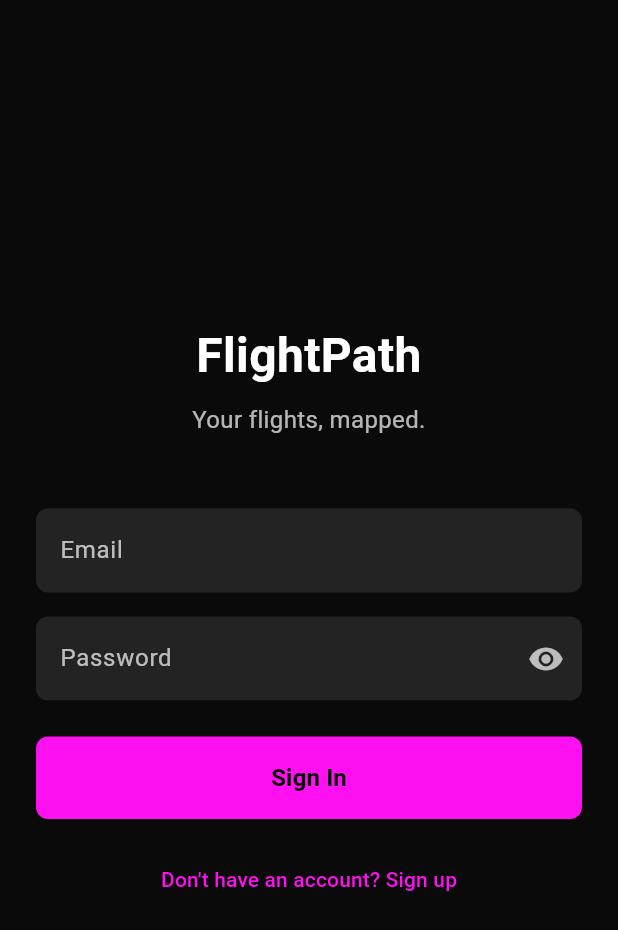
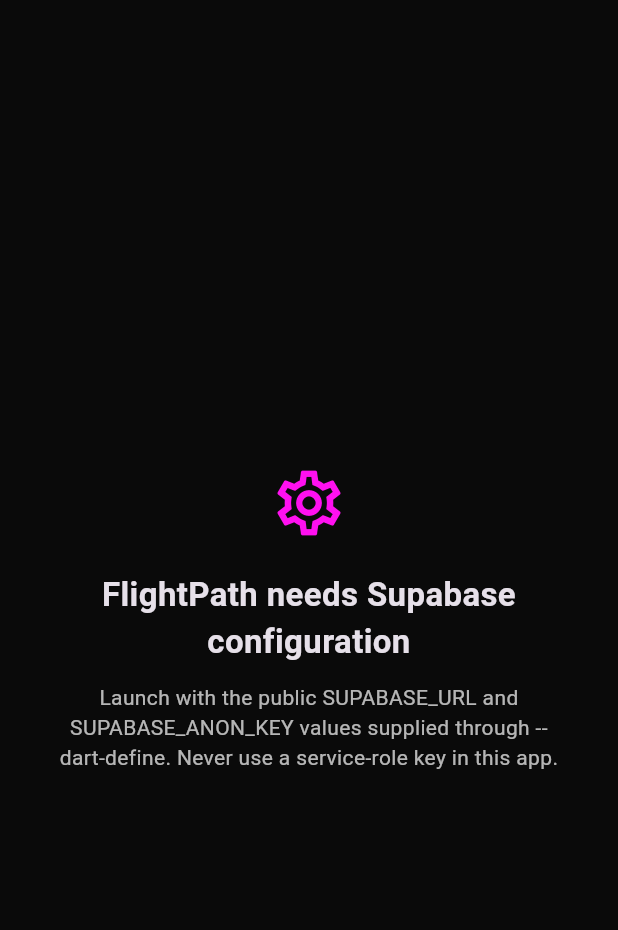
Before and after one commit to kartiknairgit/MyTrips, a Flutter app: the screen it shows after launch, on a phone screen of 412 x 824 dp. Shown: the top 930 px of the screen. Run offline on Flutter 3.47's test engine with Material 3 defaults, Android fonts, the phone set to English and light mode, and no system bars; our stand-ins replace fl_chart, latlong2, supabase_flutter; missing offline and left inert: maplibre_gl; accounts and stored records are empty.

Commit message:
fix(mobile): restore Flutter runners and safe configuration (#10)

```diff
--- a/apps/mobile/lib/main.dart
+++ b/apps/mobile/lib/main.dart
@@ -5,6 +5,7 @@
 import 'providers/flights_provider.dart';
 import 'screens/auth/login_screen.dart';
 import 'screens/map/map_screen.dart';
+import 'screens/configuration_screen.dart';
 
 // Same status → styling rules as apps/web/lib/flightPath.ts:
 //   scheduled  -> faint dotted arc
@@ -18,10 +19,7 @@
   WidgetsFlutterBinding.ensureInitialized();
 
   // Initialize Supabase with environment-provided credentials
-  await SupabaseService.initialize(
-    url: const String.fromEnvironment('SUPABASE_URL'),
-    anonKey: const String.fromEnvironment('SUPABASE_ANON_KEY'),
-  );
+  await SupabaseService.initialize();
 
   runApp(const FlightPathApp());
 }
@@ -31,6 +29,14 @@
 
   @override
   Widget build(BuildContext context) {
+    if (!SupabaseService.isConfigured) {
+      return MaterialApp(
+        title: 'FlightPath',
+        debugShowCheckedModeBanner: false,
+        theme: _theme,
+        home: const ConfigurationScreen(),
+      );
+    }
     return MultiProvider(
       providers: [
         ChangeNotifierProvider(create: (_) => AuthProvider()),
@@ -39,18 +45,20 @@
       child: MaterialApp(
         title: 'FlightPath',
         debugShowCheckedModeBanner: false,
-        theme: ThemeData.dark().copyWith(
-          scaffoldBackgroundColor: const Color(0xFF0a0a0a),
-          colorScheme: ColorScheme.dark(
-            primary: const Color(0xFFFF10F0),
-            secondary: const Color(0xFFFF10F0),
-            surface: const Color(0xFF0a0a0a),
-          ),
-        ),
+        theme: _theme,
         home: const AuthGate(),
       ),
     );
   }
+
+  static final ThemeData _theme = ThemeData.dark().copyWith(
+    scaffoldBackgroundColor: const Color(0xFF0a0a0a),
+    colorScheme: const ColorScheme.dark(
+      primary: Color(0xFFFF10F0),
+      secondary: Color(0xFFFF10F0),
+      surface: Color(0xFF0a0a0a),
+    ),
+  );
 }
 
 /// Routes user to login screen if not authenticated, or home screen if authenticated.
--- a/apps/mobile/lib/screens/auth/login_screen.dart
+++ b/apps/mobile/lib/screens/auth/login_screen.dart
@@ -173,7 +173,8 @@
                   Consumer<AuthProvider>(
                     builder: (context, authProvider, _) {
                       return ElevatedButton(
-                        onPressed: authProvider.isLoading ? null : _handleSignIn,
+                        onPressed:
+                            authProvider.isLoading ? null : _handleSignIn,
                         style: ElevatedButton.styleFrom(
                           backgroundColor: const Color(0xFFFF10F0),
                           foregroundColor: Colors.black,
--- a/apps/mobile/lib/screens/auth/signup_screen.dart
+++ b/apps/mobile/lib/screens/auth/signup_screen.dart
@@ -243,7 +243,8 @@
                   Consumer<AuthProvider>(
                     builder: (context, authProvider, _) {
                       return ElevatedButton(
-                        onPressed: authProvider.isLoading ? null : _handleSignUp,
+                        onPressed:
+                            authProvider.isLoading ? null : _handleSignUp,
                         style: ElevatedButton.styleFrom(
                           backgroundColor: const Color(0xFFFF10F0),
                           foregroundColor: Colors.black,
--- /dev/null
+++ b/apps/mobile/lib/screens/configuration_screen.dart
@@ -0,0 +1,38 @@
+import 'package:flutter/material.dart';
+
+class ConfigurationScreen extends StatelessWidget {
+  const ConfigurationScreen({super.key});
+
+  @override
+  Widget build(BuildContext context) {
+    return const Scaffold(
+      body: SafeArea(
+        child: Center(
+          child: Padding(
+            padding: EdgeInsets.all(32),
+            child: Column(
+              mainAxisSize: MainAxisSize.min,
+              children: [
+                Icon(Icons.settings_outlined,
+                    color: Color(0xFFFF10F0), size: 52),
+                SizedBox(height: 20),
+                Text('FlightPath needs Supabase configuration',
+                    textAlign: TextAlign.center,
+                    style:
+                        TextStyle(fontSize: 22, fontWeight: FontWeight.bold)),
+                SizedBox(height: 12),
+                Text(
+                  'Launch with the public SUPABASE_URL and '
+                  'SUPABASE_ANON_KEY values supplied through --dart-define. '
+                  'Never use a service-role key in this app.',
+                  textAlign: TextAlign.center,
+                  style: TextStyle(color: Colors.white70, height: 1.4),
+                ),
+              ],
+            ),
+          ),
+        ),
+      ),
+    );
+  }
+}
--- a/apps/mobile/lib/screens/stats/aircraft_screen.dart
+++ b/apps/mobile/lib/screens/stats/aircraft_screen.dart
@@ -208,7 +208,8 @@
                 ..._manufacturerCounts!.entries.map((entry) {
                   final manufacturer = entry.key;
                   final count = entry.value;
-                  final total = _manufacturerCounts!.values.reduce((a, b) => a + b);
+                  final total =
+                      _manufacturerCounts!.values.reduce((a, b) => a + b);
                   final percentage = (count / total * 100).toStringAsFixed(1);
 
                   return Padding(
--- a/apps/mobile/lib/services/supabase_service.dart
+++ b/apps/mobile/lib/services/supabase_service.dart
@@ -14,6 +14,15 @@
   /// The Supabase client instance. Access via SupabaseService.instance.client.
   SupabaseClient get client => Supabase.instance.client;
 
+  static const url = String.fromEnvironment('SUPABASE_URL');
+  static const publishableKey = String.fromEnvironment('SUPABASE_ANON_KEY');
+
+  static bool get isConfigured =>
+      Uri.tryParse(url)?.hasScheme == true &&
+      Uri.parse(url).host.endsWith('.supabase.co') &&
+      publishableKey.isNotEmpty &&
+      !publishableKey.contains('your-');
+
   /// Initialize Supabase with environment-provided URL and anon key.
   /// Call this once in main() before runApp().
   ///
@@ -21,13 +30,11 @@
   ///   flutter run \
   ///     --dart-define=SUPABASE_URL=https://your-project.supabase.co \
   ///     --dart-define=SUPABASE_ANON_KEY=your-anon-key
-  static Future<void> initialize({
-    required String url,
-    required String anonKey,
-  }) async {
+  static Future<void> initialize() async {
+    if (!isConfigured) return;
     await Supabase.initialize(
       url: url,
-      anonKey: anonKey,
+      publishableKey: publishableKey,
       authOptions: const FlutterAuthClientOptions(
         authFlowType: AuthFlowType.pkce,
       ),
```
Also changed, not shown: apps/mobile/lib/providers/flights_provider.dart (+3 -7 lines), apps/mobile/lib/screens/compat/compat_screen.dart (+22 -11 lines), apps/mobile/lib/screens/stats/calendar_screen.dart (+6 -3 lines), apps/mobile/lib/screens/stats/geo_airline_screen.dart (+6 -3 lines), apps/mobile/lib/services/compat_service.dart (+6 -6 lines), apps/mobile/lib/services/flight_path_service.dart (+9 -6 lines), apps/mobile/lib/services/stats_service.dart (+29 -13 lines), apps/mobile/pubspec.lock, 70 other files.
